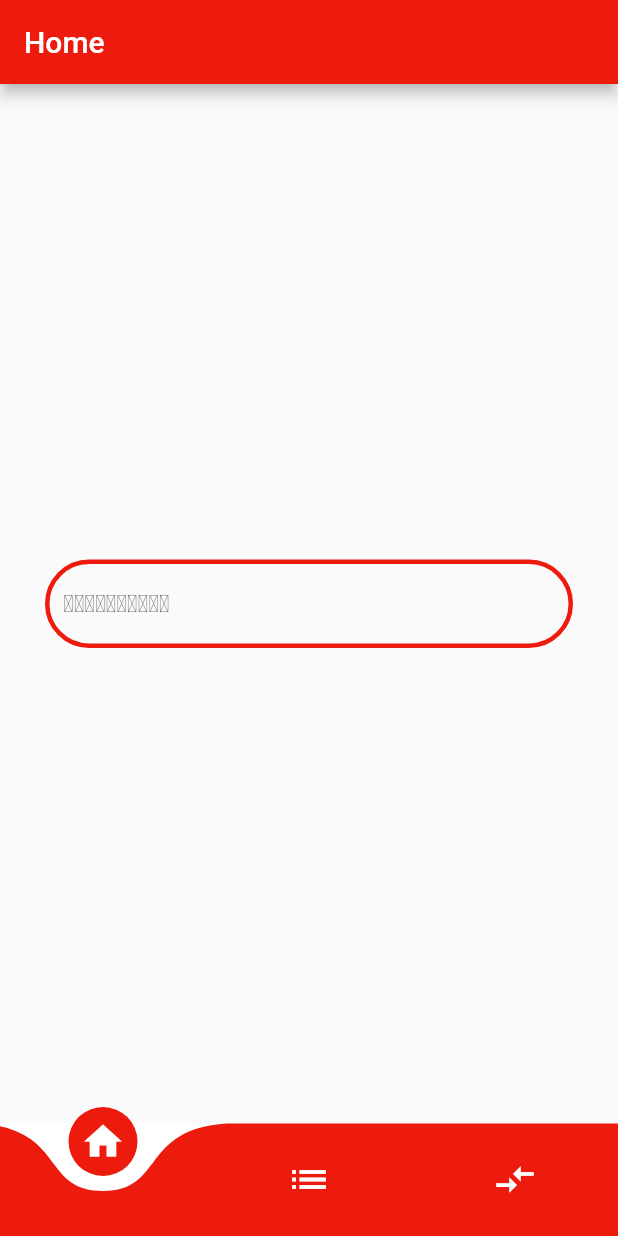
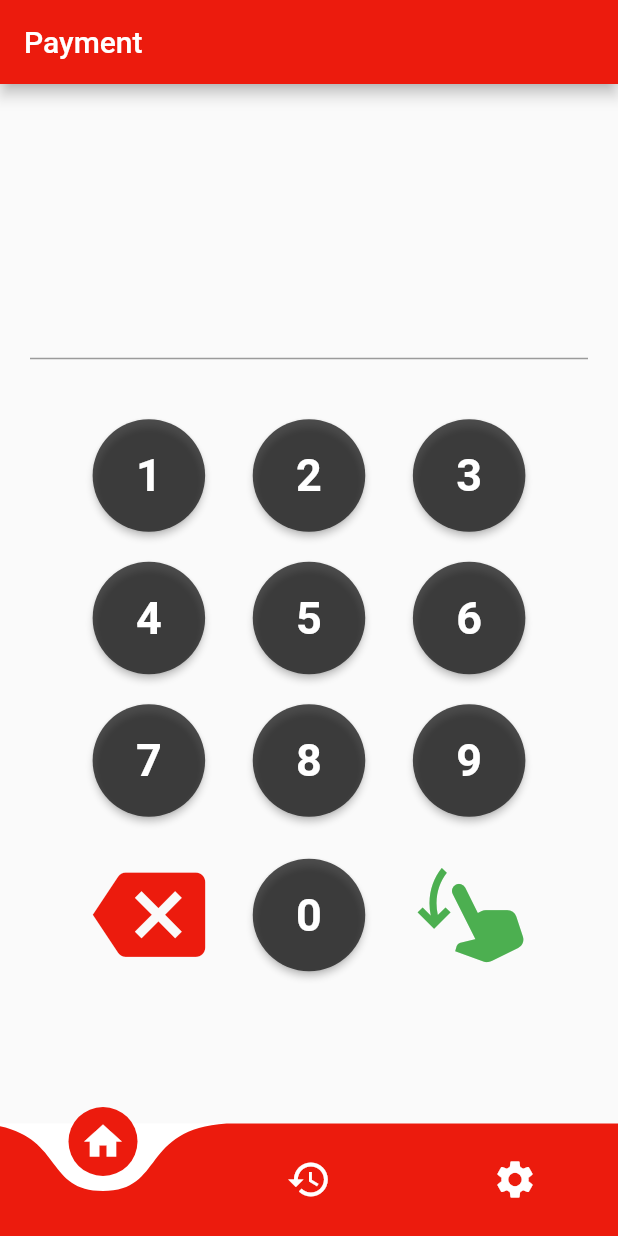
Before and after one commit to Noubsc/edcapp, a Flutter app: the screen it shows after launch, on a phone screen of 412 x 824 dp. Run offline on Flutter 3.47's test engine with Material 2 defaults, Android fonts, the phone set to English and light mode, and no system bars; drawn by our look-alikes of curved_navigation_bar.

Commit message:
firts commit

```diff
--- a/lib/Pages/Home.dart
+++ b/lib/Pages/Home.dart
@@ -2,6 +2,7 @@ import 'package:flutter/material.dart';
 import 'package:flutter/src/widgets/framework.dart';
 import 'package:flutter/src/widgets/container.dart';
 import 'package:myedc/Pages/myconst.dart';
+import './numpad.dart';
 
 class HomePage extends StatefulWidget {
   const HomePage({super.key});
@@ -11,36 +12,58 @@ class HomePage extends StatefulWidget {
 }
 
 class _HomePageState extends State<HomePage> {
+  final TextEditingController _myController = TextEditingController();
+
   @override
   Widget build(BuildContext context) {
     return Scaffold(
       appBar: AppBar(
-        title: Text('Home'),
+        title: Text('Payment'),
         backgroundColor: Mycolor.mainColor,
       ),
-      body: Center(
-        child: Padding(
-          padding: const EdgeInsets.all(30),
-          child: Column(
-            children: [
-              TextField(
-                decoration: InputDecoration(
-                  enabledBorder: OutlineInputBorder(
-                      borderSide:
-                          BorderSide(width: 3, color: Mycolor.mainColor),
-                      borderRadius: BorderRadius.circular(30.0)),
-                  border: OutlineInputBorder(
-                    borderRadius: BorderRadius.circular(30.0),
-                  ),
-                  hintText: 'ຈຳນວນເງີນ',
-                  suffixText: '₭',
-                ),
-                keyboardType: TextInputType.number,
-              ),
-            ],
-            mainAxisAlignment: MainAxisAlignment.center,
+      body: Column(
+        mainAxisAlignment: MainAxisAlignment.center,
+        children: [
+          // display the entered numbers
+          Padding(
+            padding: const EdgeInsets.all(20),
+            child: SizedBox(
+              height: 70,
+              child: Center(
+                  child: TextField(
+                controller: _myController,
+                textAlign: TextAlign.center,
+                showCursor: false,
+                style: const TextStyle(fontSize: 40),
+                // Disable the default soft keybaord
+                keyboardType: TextInputType.none,
+              )),
+            ),
           ),
-        ),
+          // implement the custom NumPad
+          NumPad(
+            buttonSize: 75,
+            buttonColor: Color.fromARGB(184, 12, 12, 12),
+            iconColor: Mycolor.mainColor,
+            controller: _myController,
+            delete: () {
+              _myController.text = _myController.text
+                  .substring(0, _myController.text.length - 1);
+            },
+            // do something with the input numbers
+            onSubmit: () {
+              debugPrint('Your code: ${_myController.text}');
+              showDialog(
+                  context: context,
+                  builder: (_) => AlertDialog(
+                        content: Text(
+                          "You code is ${_myController.text}",
+                          style: const TextStyle(fontSize: 30),
+                        ),
+                      ));
+            },
+          ),
+        ],
       ),
     );
   }
--- /dev/null
+++ b/lib/Pages/numpad.dart
@@ -0,0 +1,180 @@
+import 'package:flutter/material.dart';
+
+// KeyPad widget
+// This widget is reusable and its buttons are customizable (color, size)
+class NumPad extends StatelessWidget {
+  final double buttonSize;
+  final Color buttonColor;
+  final Color iconColor;
+  final TextEditingController controller;
+  final Function delete;
+  final Function onSubmit;
+
+  const NumPad({
+    Key? key,
+    this.buttonSize = 70,
+    this.buttonColor = Colors.indigo,
+    this.iconColor = Colors.amber,
+    required this.delete,
+    required this.onSubmit,
+    required this.controller,
+  }) : super(key: key);
+
+  @override
+  Widget build(BuildContext context) {
+    return Container(
+      margin: const EdgeInsets.only(left: 30, right: 30),
+      child: Column(
+        children: [
+          const SizedBox(height: 20),
+          Row(
+            mainAxisAlignment: MainAxisAlignment.spaceEvenly,
+            // implement the number keys (from 0 to 9) with the NumberButton widget
+            // the NumberButton widget is defined in the bottom of this file
+            children: [
+              NumberButton(
+                number: 1,
+                size: buttonSize,
+                color: buttonColor,
+                controller: controller,
+              ),
+              NumberButton(
+                number: 2,
+                size: buttonSize,
+                color: buttonColor,
+                controller: controller,
+              ),
+              NumberButton(
+                number: 3,
+                size: buttonSize,
+                color: buttonColor,
+                controller: controller,
+              ),
+            ],
+          ),
+          const SizedBox(height: 20),
+          Row(
+            mainAxisAlignment: MainAxisAlignment.spaceEvenly,
+            children: [
+              NumberButton(
+                number: 4,
+                size: buttonSize,
+                color: buttonColor,
+                controller: controller,
+              ),
+              NumberButton(
+                number: 5,
+                size: buttonSize,
+                color: buttonColor,
+                controller: controller,
+              ),
+              NumberButton(
+                number: 6,
+                size: buttonSize,
+                color: buttonColor,
+                controller: controller,
+              ),
+            ],
+          ),
+          const SizedBox(height: 20),
+          Row(
+            mainAxisAlignment: MainAxisAlignment.spaceEvenly,
+            children: [
+              NumberButton(
+                number: 7,
+                size: buttonSize,
+                color: buttonColor,
+                controller: controller,
+              ),
+              NumberButton(
+                number: 8,
+                size: buttonSize,
+                color: buttonColor,
+                controller: controller,
+              ),
+              NumberButton(
+                number: 9,
+                size: buttonSize,
+                color: buttonColor,
+                controller: controller,
+              ),
+            ],
+          ),
+          const SizedBox(height: 20),
+          Row(
+            mainAxisAlignment: MainAxisAlignment.spaceEvenly,
+            children: [
+              // this button is used to delete the last number
+              IconButton(
+                onPressed: () => delete(),
+                icon: Icon(
+                  Icons.backspace,
+                  color: iconColor,
+                ),
+                iconSize: buttonSize,
+              ),
+              NumberButton(
+                number: 0,
+                size: buttonSize,
+                color: buttonColor,
+                controller: controller,
+              ),
+              // this button is used to submit the entered value
+              IconButton(
+                onPressed: () => onSubmit(),
+                icon: Icon(
+                  Icons.swipe_down,
+                  color: Colors.green,
+                ),
+                iconSize: buttonSize,
+              ),
+            ],
+          ),
+        ],
+      ),
+    );
+  }
+}
+
+// define NumberButton widget
+// its shape is round
+class NumberButton extends StatelessWidget {
+  final int number;
+  final double size;
+  final Color color;
+  final TextEditingController controller;
+
+  const NumberButton({
+    Key? key,
+    required this.number,
+    required this.size,
+    required this.color,
+    required this.controller,
+  }) : super(key: key);
+
+  @override
+  Widget build(BuildContext context) {
+    return SizedBox(
+      width: size,
+      height: size,
+      child: ElevatedButton(
+        style: ElevatedButton.styleFrom(
+          primary: color,
+          shape: RoundedRectangleBorder(
+            borderRadius: BorderRadius.circular(size / 2),
+          ),
+        ),
+        onPressed: () {
+          controller.text += number.toString();
+        },
+        child: Center(
+          child: Text(
+            number.toString(),
+            style: const TextStyle(
+                fontWeight: FontWeight.bold, color: Colors.white, fontSize: 30),
+          ),
+        ),
+      ),
+    );
+  }
+}
--- a/lib/main.dart
+++ b/lib/main.dart
@@ -87,14 +87,15 @@ class _MyHomePageState extends State<MyHomePage> {
             Icons.home,
             size: 30,
             color: Colors.white,
+            semanticLabel: "test",
           ),
           Icon(
-            Icons.list,
+            Icons.history,
             size: 30,
             color: Colors.white,
           ),
           Icon(
-            Icons.compare_arrows,
+            Icons.settings,
             size: 30,
             color: Colors.white,
           ),
--- a/pubspec.yaml
+++ b/pubspec.yaml
@@ -18,7 +18,7 @@ publish_to: 'none' # Remove this line if you wish to publish to pub.dev
 version: 1.0.0+1
 
 environment:
-  sdk: '>=2.18.0-165.1.beta <3.0.0'
+  sdk: '>=2.17.0-165.1.beta <3.0.0'
 
 # Dependencies specify other packages that your package needs in order to work.
 # To automatically upgrade your package dependencies to the latest versions
```
Also changed, not shown: pubspec.lock.
